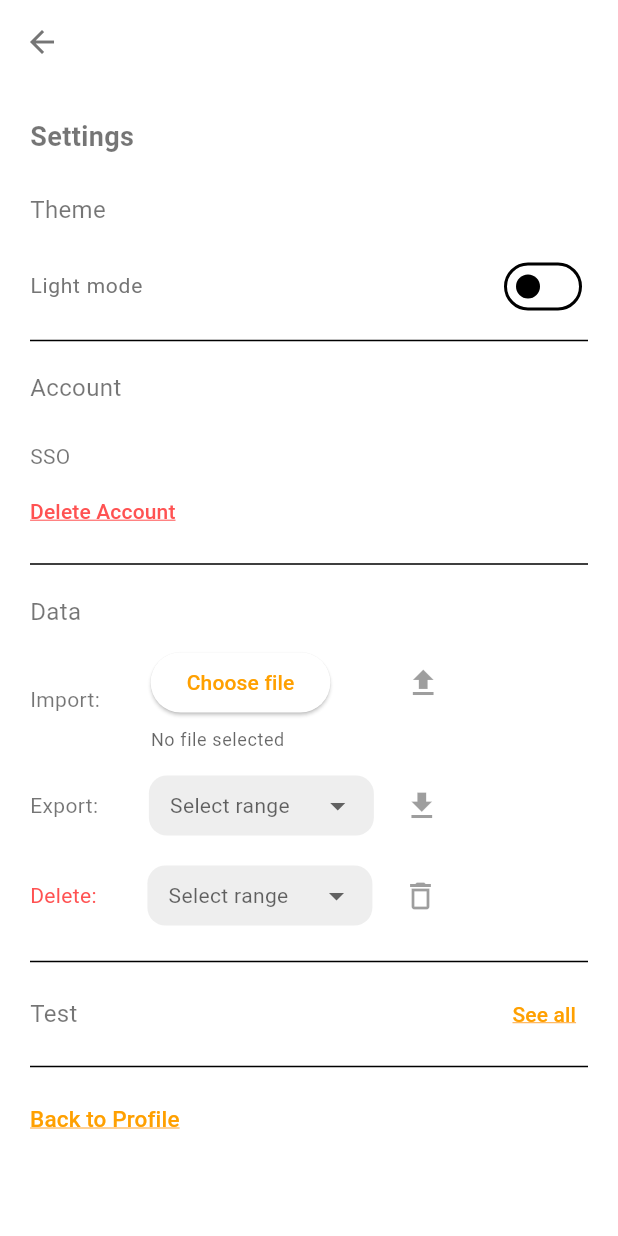
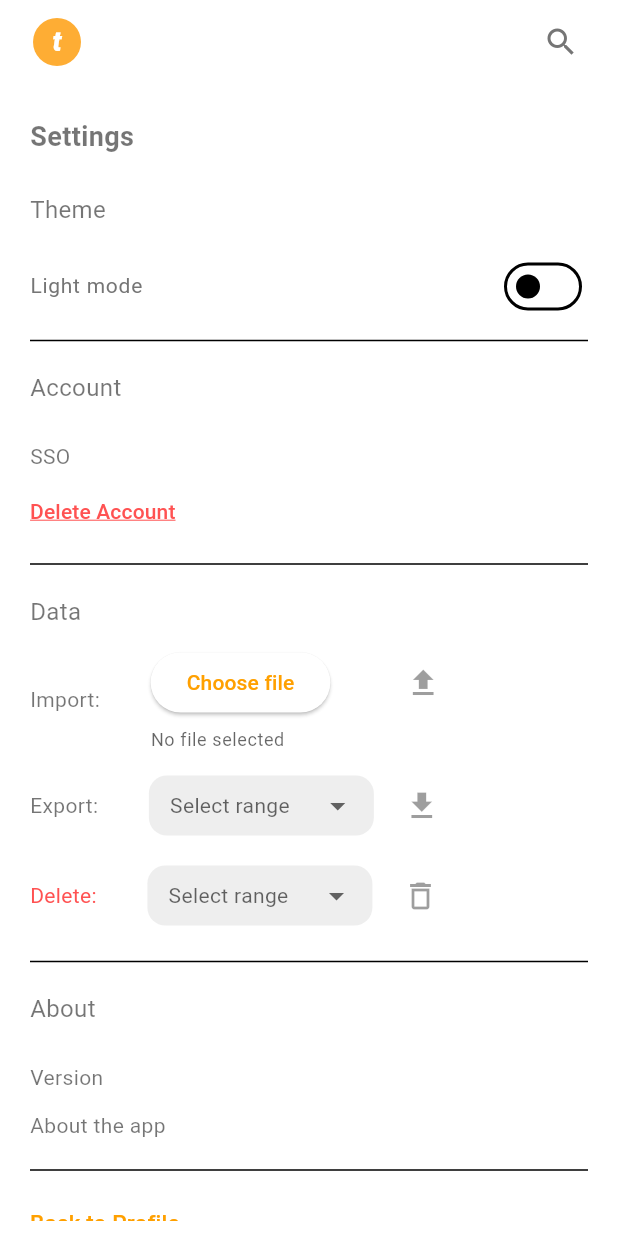
Before and after one commit to rashmishanbhogue/trackbackapp, a Flutter app: the SettingsScreen screen opened directly, on a phone screen of 412 x 824 dp. Run offline on Flutter 3.47's test engine with Material 3 defaults, Android fonts, the phone set to English and light mode, and no system bars; our stand-ins replace faker, file_picker, fl_chart, flutter_dotenv, flutter_riverpod, flutter_svg and 3 more; accounts and stored records are empty; Roboto replaces fonts that are missing (SF Pro).

Commit message:
updates
navbar - renamed file to custom_navbar
setttings - ui additions
appbar - dummy leading and search icon
searchbar - blank file to deal with search ui and feature

```diff
--- a/lib/screens/home_screen.dart
+++ b/lib/screens/home_screen.dart
@@ -11,7 +11,7 @@ import '../widgets/custom_fab.dart';
 // import '../widgets/badges_svg.dart';
 import '../widgets/expandable_chips.dart';
 import '../widgets/home_entries_list.dart';
-import '../widgets/navbar.dart';
+import '../widgets/custom_navbar.dart';
 import '../widgets/older_expansion_chips.dart';
 import '../widgets/responsive_screen.dart';
 import '../models/entry.dart';
@@ -262,7 +262,7 @@ class HomeScreenState extends ConsumerState<HomeScreen>
               if (currentMonthDates.isNotEmpty) ...[
                 const SliverToBoxAdapter(
                   child: Text("Earlier this month",
-                      style: TextStyle(fontSize: 20)),
+                      style: TextStyle(fontSize: 19)),
                 ),
                 const SliverToBoxAdapter(child: SizedBox(height: 20)),
                 // expandable chips for current month only
--- a/lib/screens/ideas_dump_screen.dart
+++ b/lib/screens/ideas_dump_screen.dart
@@ -3,9 +3,9 @@
 import 'package:flutter/material.dart';
 import 'package:flutter_riverpod/flutter_riverpod.dart';
 import 'package:flutter_staggered_grid_view/flutter_staggered_grid_view.dart';
-import 'package:trackbackapp/models/idea_item.dart';
-import 'package:trackbackapp/providers/ideas_dump_provider.dart';
-import '../widgets/navbar.dart';
+import '../models/idea_item.dart';
+import '../providers/ideas_dump_provider.dart';
+import '../widgets/custom_navbar.dart';
 import '../widgets/custom_appbar.dart';
 import '../widgets/responsive_screen.dart';
 import '../theme.dart';
--- a/lib/screens/onboarding_screen.dart
+++ b/lib/screens/onboarding_screen.dart
@@ -1,7 +1,7 @@
 // onboarding_screen.dart, onboarding for the firsttime user - placeholder for now
 
 import 'package:flutter/material.dart';
-import '../widgets/navbar.dart';
+import '../widgets/custom_navbar.dart';
 import '../theme.dart';
 
 class OnboardingScreen extends StatefulWidget {
--- a/lib/screens/profile_screen.dart
+++ b/lib/screens/profile_screen.dart
@@ -2,7 +2,7 @@
 
 import 'package:flutter/material.dart';
 import 'package:flutter_riverpod/flutter_riverpod.dart';
-import 'package:trackbackapp/widgets/navbar.dart';
+import '../widgets/custom_navbar.dart';
 import '../widgets/rewards_strip.dart';
 import '../widgets/custom_appbar.dart';
 import '../widgets/responsive_screen.dart';
--- a/lib/screens/settings_screen.dart
+++ b/lib/screens/settings_screen.dart
@@ -2,9 +2,8 @@
 
 import 'package:flutter/material.dart';
 import 'package:flutter_riverpod/flutter_riverpod.dart';
-import 'package:file_picker/file_picker.dart';
 import '../providers/theme_provider.dart';
-import '../widgets/navbar.dart';
+import '../widgets/custom_navbar.dart';
 import '../widgets/app_dropdown.dart';
 import '../widgets/custom_appbar.dart';
 import '../widgets/responsive_screen.dart';
@@ -206,28 +205,47 @@ class SettingsScreenState extends ConsumerState<SettingsScreen> {
                         const SizedBox(height: 12),
                         const Divider(),
                         const SizedBox(height: 12),
-                        Row(
+                        const Row(
                           children: [
-                            const Text(
-                              "Test",
+                            Text(
+                              "About",
                               style: TextStyle(fontSize: 16),
                             ),
-                            const Spacer(),
-                            TextButton(
-                              style: TextButton.styleFrom(
-                                padding:
-                                    const EdgeInsets.symmetric(horizontal: 8),
-                                minimumSize: const Size(10, 30),
-                                tapTargetSize: MaterialTapTargetSize.shrinkWrap,
-                              ),
-                              onPressed: () {},
-                              child: const Text(
-                                "See all",
-                                style: TextStyle(
-                                    decoration: TextDecoration.underline,
-                                    decorationColor: Colors.orangeAccent),
-                              ),
-                            )
+                            // const Spacer(),
+                            // TextButton(
+                            //   style: TextButton.styleFrom(
+                            //     padding:
+                            //         const EdgeInsets.symmetric(horizontal: 8),
+                            //     minimumSize: const Size(10, 30),
+                            //     tapTargetSize: MaterialTapTargetSize.shrinkWrap,
+                            //   ),
+                            //   onPressed: () {},
+                            //   child: const Text(
+                            //     "See all",
+                            //     style: TextStyle(
+                            //         decoration: TextDecoration.underline,
+                            //         decorationColor: Colors.orangeAccent),
+                            //   ),
+                            // )
+                          ],
+                        ),
+                        const SizedBox(height: 12),
+                        const SizedBox(height: 12),
+                        const Row(
+                          children: [
+                            Text(
+                              "Version",
+                              style: TextStyle(fontSize: 14),
+                            ),
+                          ],
+                        ),
+                        const SizedBox(height: 12),
+                        const Row(
+                          children: [
+                            Text(
+                              "About the app",
+                              style: TextStyle(fontSize: 14),
+                            ),
                           ],
                         ),
                         const SizedBox(height: 12),
--- a/lib/screens/splashscreen.dart
+++ b/lib/screens/splashscreen.dart
@@ -1,10 +1,10 @@
 // splashscreen.dart, route to onboarding to home or direct home based on user onboarding
 
 import 'package:flutter/material.dart';
-import 'package:trackbackapp/screens/onboarding_screen.dart';
 import 'dart:async';
 import '../theme.dart';
-import '../widgets/navbar.dart';
+import '../widgets/custom_navbar.dart';
+import '../screens/onboarding_screen.dart';
 
 class SplashScreen extends StatefulWidget {
   const SplashScreen({super.key});
--- a/lib/screens/trends_screen.dart
+++ b/lib/screens/trends_screen.dart
@@ -380,8 +380,8 @@ class TrendsScreenState extends ConsumerState<TrendsScreen>
                                 Expanded(
                                   child: Text(
                                     isBarChart
-                                        ? 'Entries Trend:'
-                                        : 'Badge Distribution:',
+                                        ? 'Entries Trend'
+                                        : 'Badge Distribution',
                                     style: const TextStyle(
                                       fontSize: 18,
                                       fontWeight: FontWeight.bold,
--- a/lib/widgets/custom_appbar.dart
+++ b/lib/widgets/custom_appbar.dart
@@ -2,7 +2,7 @@
 
 import 'package:flutter/material.dart';
 import 'package:flutter_riverpod/flutter_riverpod.dart';
-import '../screens/profile_screen.dart';
+import '../theme.dart';
 
 class CustomAppBar extends ConsumerWidget implements PreferredSizeWidget {
   const CustomAppBar({
@@ -12,7 +12,30 @@ class CustomAppBar extends ConsumerWidget implements PreferredSizeWidget {
   @override
   Widget build(BuildContext context, WidgetRef ref) {
     return AppBar(
-      actions: [],
+      leading: Padding(
+        padding: const EdgeInsets.only(left: 20),
+        child: Center(
+            child: Container(
+          width: 32,
+          height: 32,
+          decoration: const BoxDecoration(
+              shape: BoxShape.circle,
+              // border: Border.all(color: AppTheme.weekHighlightLight, width: 2),
+              color: AppTheme.weekHighlightLight),
+          alignment: Alignment.center,
+          child: const Text(
+            "t",
+            style: TextStyle(
+                fontSize: 18,
+                fontStyle: FontStyle.italic,
+                fontWeight: FontWeight.w800,
+                color: Colors.white),
+          ),
+        )),
+      ),
+      actions: const [
+        Padding(padding: EdgeInsets.only(right: 26), child: Icon(Icons.search))
+      ],
     );
   }
 
--- a/lib/widgets/navbar.dart
+++ b/lib/widgets/custom_navbar.dart
@@ -1,8 +1,8 @@
-// navbar.dart, app's custom navbar with 5 navigations
+// custom_navbar.dart, app's custom navbar with 5 navigations
 
 import 'package:flutter/material.dart';
 import 'package:flutter_riverpod/flutter_riverpod.dart';
-import 'package:trackbackapp/screens/settings_screen.dart';
+import '../screens/settings_screen.dart';
 import '../screens/trends_screen.dart';
 import '../screens/ideas_dump_screen.dart';
 import '../screens/home_screen.dart';
--- /dev/null
+++ b/lib/widgets/custom_searchbar.dart
@@ -0,0 +1 @@
+// custom_searchbar.dart, to handle the search bar ui and animations
```
